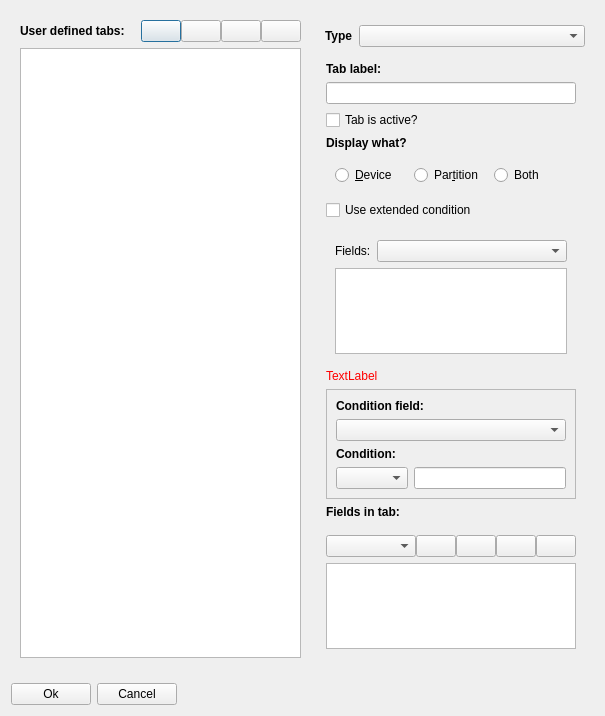
Above: ui/tabconfig.ui from iddekingej/blgui before the change. Below: the same form after it.
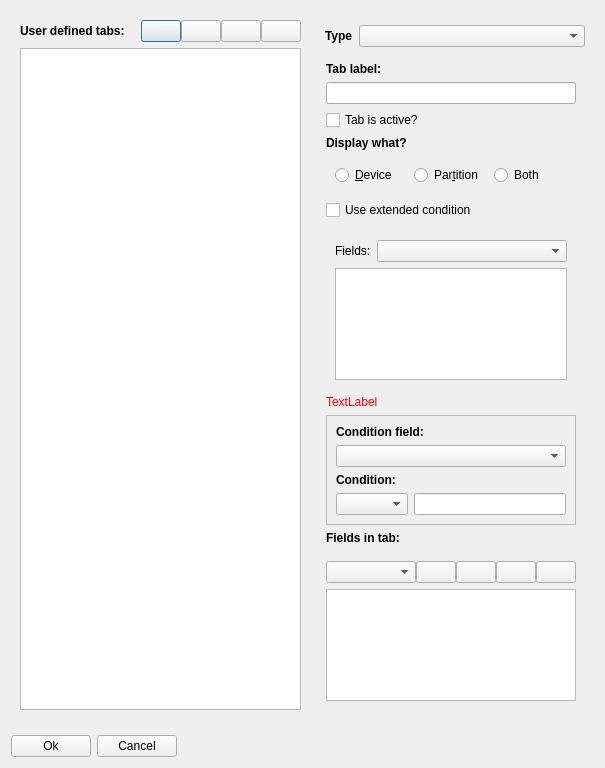
That is the form after the change. Icons and pictures are not drawn.

The edit to the form file:
```diff
--- a/ui/tabconfig.ui
+++ b/ui/tabconfig.ui
@@ -7,7 +7,7 @@
     <x>0</x>
     <y>0</y>
     <width>605</width>
-    <height>716</height>
+    <height>768</height>
    </rect>
   </property>
   <property name="sizePolicy">
```
Left out of the diff: 2 changed lines with no effect on the pictures.
